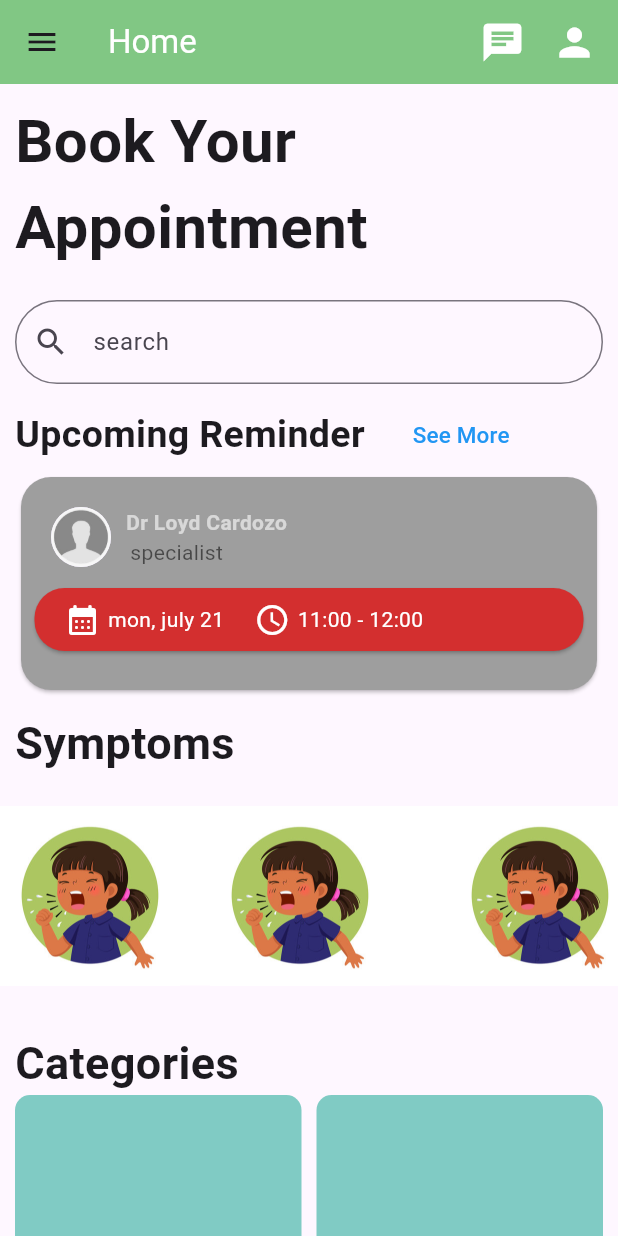
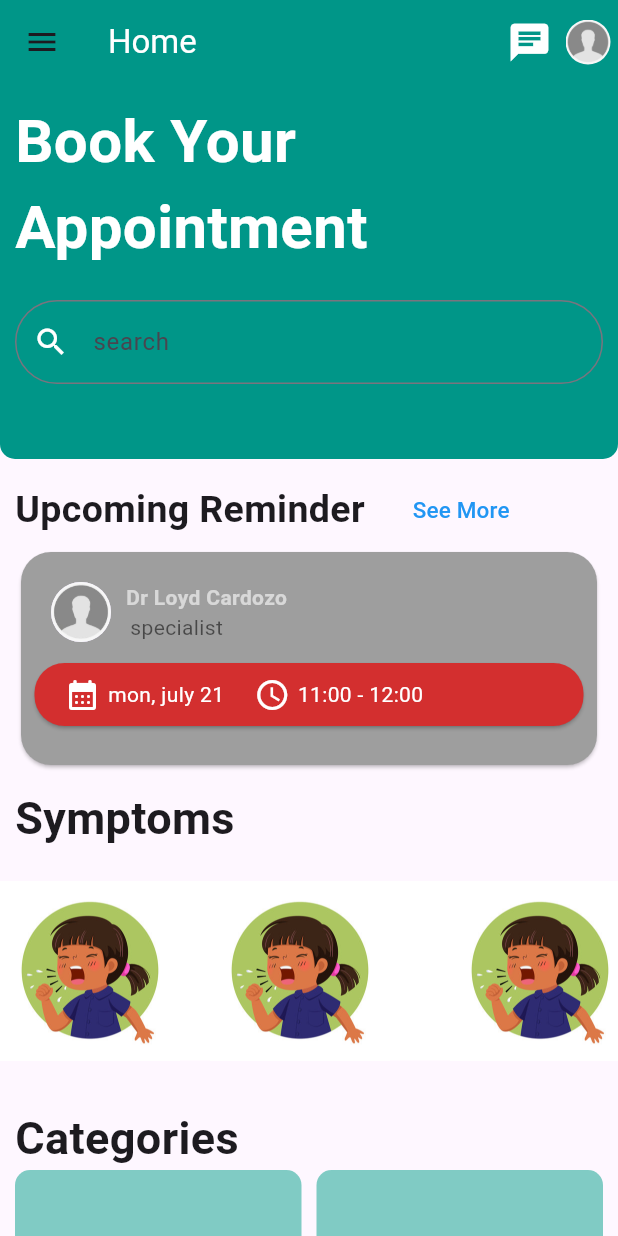
Before and after one commit to loydcardozo/medapp, a Flutter app: the HomePage screen opened directly, on a phone screen of 412 x 824 dp. Run offline on Flutter 3.47's test engine with Material 3 defaults, Android fonts, the phone set to English and light mode, and no system bars; our stand-ins replace device_info_plus, dio, intro_slider, material_design_icons_flutter, shared_preferences, table_calendar; accounts and stored records are empty; network calls fail.

```diff
--- a/lib/main.dart
+++ b/lib/main.dart
@@ -30,7 +30,8 @@ Widget build(BuildContext context) {
             brightness: Brightness.light,
             appBarTheme: AppBarTheme(
               // color: Colors.blue[700],
-              color: Colors.green[300]
+              // color: Colors.green[300]
+              color: Colors.teal,
             ),
           ),
         // theme: ThemeData(brightness: Brightness.dark),
--- a/lib/pages/homepage.dart
+++ b/lib/pages/homepage.dart
@@ -26,18 +26,32 @@ Widget build(BuildContext context) {
                 Navigator.push(context, MaterialPageRoute(builder: (context) => ConvoPage()));
               },
             ),
+            // Padding(
+            //   padding: EdgeInsets.only(right: 5.0),
+            //   child: IconButton(
+            //   icon: Icon(Icons.person,
+            //   size: 30.0,
+            //   color: Colors.white
+            //   ),
+            //   onPressed: () {
+            //     Navigator.push(context, MaterialPageRoute(builder: (context) => ProfilePage()));
+            //   },
+            // ),
+            // ),
+
             Padding(
-              padding: EdgeInsets.only(right: 5.0),
-              child: IconButton(
-              icon: Icon(Icons.person,
-              size: 30.0,
-              color: Colors.white
-              ),
-              onPressed: () {
+              padding: EdgeInsets.only(right: 5),
+              child: GestureDetector(
+                onTap: () {
                   Navigator.push(context, MaterialPageRoute(builder: (context) => ProfilePage()));
                 },
+                child: CircleAvatar(
+                  radius: 15,
+                  backgroundImage: AssetImage('assets/images/empty_profile.jpg'),
+                  backgroundColor: Colors.transparent
                 ),
               ),
+            )
           ],
           title: Text('Home',
             style: TextStyle(
@@ -148,12 +162,25 @@ Widget build(BuildContext context) {
           child: Column(
             mainAxisAlignment: MainAxisAlignment.start,
             children: [
+              Container(
+                height: 250,
+                decoration: BoxDecoration(
+                  // color: Colors.green[300],
+                  color: Colors.teal,
+                  borderRadius: BorderRadius.only(
+                    bottomLeft: Radius.circular(10),
+                    bottomRight: Radius.circular(10)
+                  )
+                ),
+                child: Column(
+                  children: [
                     Padding(padding: EdgeInsets.only(left: 10.0, top: 10),
                       child: Text(
                         'Book Your Appointment',
                         style: TextStyle(
                           fontSize: 40,
                           fontWeight: FontWeight.bold,
+                          color: Colors.white,
                         ),
                       ),
                     ),
@@ -164,14 +191,18 @@ Widget build(BuildContext context) {
                           labelText: 'search',
                           prefixIcon: Icon(
                             Icons.search,
+                            color: Colors.white
                           ),
                           border: OutlineInputBorder(
                             borderRadius: BorderRadius.all(Radius.circular(30.0)),
-
                           ),
                         ),
                       ),
                     ),
+                  ]
+                )
+              ),
+
               // Image(image: AssetImage('assets/images/banner.png'),
               // ),
               // Column(
```
Also changed, not shown: lib/pages/loginpage.dart (+6 -2 lines), lib/pages/profilepage.dart (+19 -6 lines). Lines whose indentation alone changed are shown as unchanged.
